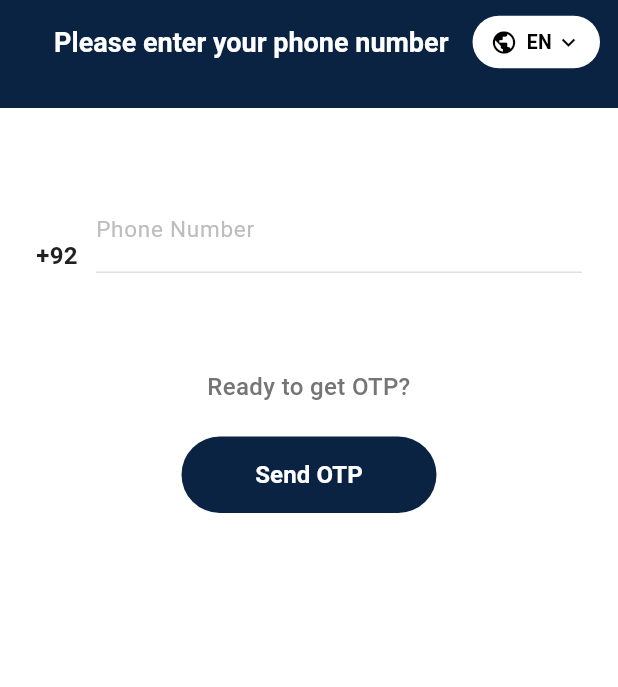
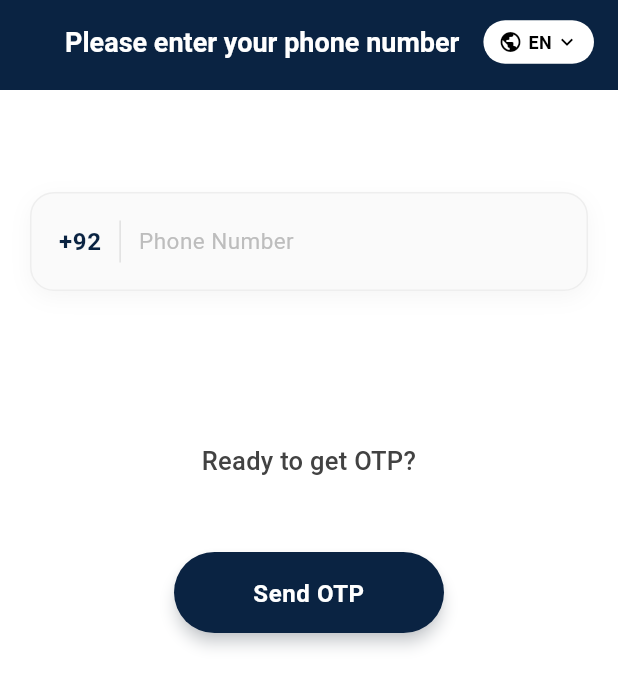
Before and after one commit to aminahnabeel/YahyaAndCo, a Flutter app: the screen it shows after launch, on a phone screen of 412 x 824 dp. Shown: the top 687 px of the screen. Run offline on Flutter 3.47's test engine with Material 3 defaults, Android fonts, the phone set to English and light mode, and no system bars; our stand-ins replace shared_preferences, sqflite; accounts and stored records are empty.

Commit message:
otp screen + theme + appbar

```diff
--- a/lib/appbar.dart
+++ b/lib/appbar.dart
@@ -7,7 +7,7 @@ class CustomAppBar extends StatelessWidget implements PreferredSizeWidget {
   const CustomAppBar({super.key});
 
   @override
-  Size get preferredSize => const Size.fromHeight(72);
+  Size get preferredSize => const Size.fromHeight(60);
 
   @override
   Widget build(BuildContext context) {
@@ -19,6 +19,7 @@ class CustomAppBar extends StatelessWidget implements PreferredSizeWidget {
           foregroundColor: AppColors.onPrimary,
           elevation: 0,
           centerTitle: true,
+          titleSpacing: 16,
           title: Text(
             LocalizationService.instance.t('enter_phone'),
             textAlign: TextAlign.center,
@@ -30,7 +31,7 @@ class CustomAppBar extends StatelessWidget implements PreferredSizeWidget {
           ),
           actions: [
             Padding(
-              padding: const EdgeInsets.only(right: 12),
+              padding: const EdgeInsets.only(right: 16),
               child: PopupMenuButton<String>(
                 initialValue: currentLanguage,
                 onSelected: (value) {
@@ -50,28 +51,28 @@ class CustomAppBar extends StatelessWidget implements PreferredSizeWidget {
                   ),
                 ],
                 child: Container(
-                  padding: const EdgeInsets.symmetric(horizontal: 12, vertical: 8),
+                  padding: const EdgeInsets.symmetric(horizontal: 10, vertical: 6),
                   decoration: BoxDecoration(
                     color: Colors.white,
-                    borderRadius: BorderRadius.circular(24),
+                    borderRadius: BorderRadius.circular(20),
                   ),
                   child: Row(
                     mainAxisSize: MainAxisSize.min,
                     children: [
-                      const Icon(Icons.public, size: 18, color: Colors.black),
-                      const SizedBox(width: 6),
+                      const Icon(Icons.public, size: 16, color: Colors.black),
+                      const SizedBox(width: 4),
                       Text(
                         currentLanguage == 'en'
                             ? LocalizationService.instance.t('english_short')
                             : LocalizationService.instance.t('roman_short'),
                         style: const TextStyle(
                           color: Colors.black,
-                          fontSize: 13,
+                          fontSize: 12,
                           fontWeight: FontWeight.w600,
                         ),
                       ),
                       const SizedBox(width: 2),
-                      const Icon(Icons.keyboard_arrow_down, size: 18, color: Colors.black),
+                      const Icon(Icons.keyboard_arrow_down, size: 16, color: Colors.black),
                     ],
                   ),
                 ),
--- a/lib/screens/otp_screen.dart
+++ b/lib/screens/otp_screen.dart
@@ -6,6 +6,7 @@ import '../appbar.dart';
 import '../main.dart';
 import '../services/localization_service.dart';
 import '../theme.dart';
+import '../widgets/custom_button.dart';
 
 class OTPScreen extends StatefulWidget {
   const OTPScreen({super.key});
@@ -64,21 +65,43 @@ class _OTPScreenState extends State<OTPScreen> {
           appBar: const CustomAppBar(),
           body: SafeArea(
             child: Padding(
-              padding: const EdgeInsets.fromLTRB(24, 36, 24, 24),
+              padding: const EdgeInsets.fromLTRB(20, 48, 20, 24),
               child: Column(
                 crossAxisAlignment: CrossAxisAlignment.stretch,
                 children: [
-                  const SizedBox(height: 26),
-                  Row(
-                    crossAxisAlignment: CrossAxisAlignment.end,
+                  const SizedBox(height: 20),
+                  // Modern Input Container
+                  Container(
+                    decoration: BoxDecoration(
+                      color: Colors.grey.shade50,
+                      borderRadius: BorderRadius.circular(16),
+                      border: Border.all(color: Colors.grey.shade200, width: 1),
+                      boxShadow: [
+                        BoxShadow(
+                          color: Colors.black.withOpacity(0.04),
+                          blurRadius: 12,
+                          offset: const Offset(0, 4),
+                        ),
+                      ],
+                    ),
+                    padding: const EdgeInsets.symmetric(horizontal: 18, vertical: 4),
+                    child: Row(
+                      crossAxisAlignment: CrossAxisAlignment.center,
                       children: [
                         Text(
                           '+92',
                           style: TextStyle(
                             fontSize: 16,
-                          fontWeight: FontWeight.w600,
-                          color: Colors.grey.shade900,
+                            fontWeight: FontWeight.w700,
+                            color: AppColors.primary,
+                            letterSpacing: 0.5,
                           ),
+                        ),
+                        const SizedBox(width: 12),
+                        Container(
+                          width: 1,
+                          height: 28,
+                          color: Colors.grey.shade300,
                         ),
                         const SizedBox(width: 12),
                         Expanded(
@@ -107,68 +130,56 @@ class _OTPScreenState extends State<OTPScreen> {
                                 fontWeight: FontWeight.w400,
                               ),
                               border: InputBorder.none,
-                            enabledBorder: UnderlineInputBorder(
-                              borderSide: BorderSide(color: Colors.grey.shade300, width: 1),
-                            ),
-                            focusedBorder: UnderlineInputBorder(
-                              borderSide: BorderSide(color: AppColors.primary, width: 1.5),
-                            ),
-                            contentPadding: const EdgeInsets.only(bottom: 10),
+                              enabledBorder: InputBorder.none,
+                              focusedBorder: InputBorder.none,
+                              contentPadding: const EdgeInsets.symmetric(horizontal: 0, vertical: 16),
                             ),
                             style: const TextStyle(
                               fontSize: 16,
-                            fontWeight: FontWeight.w500,
+                              fontWeight: FontWeight.w600,
                               color: Colors.black87,
+                              letterSpacing: 0.3,
                             ),
+                            cursorColor: AppColors.primary,
+                            cursorWidth: 2,
                           ),
                         ),
                       ],
                     ),
-                  const SizedBox(height: 64),
+                  ),
+                  const SizedBox(height: 100),
+                  // Modern Message
                   Center(
                     child: Text(
                       LocalizationService.instance.t('ready_otp'),
                       textAlign: TextAlign.center,
                       style: TextStyle(
-                        fontSize: 16,
+                        fontSize: 17,
                         fontWeight: FontWeight.w500,
-                        color: Colors.grey.shade600,
+                        color: Colors.grey.shade800,
+                        letterSpacing: 0.2,
+                        height: 1.5,
                       ),
                     ),
                   ),
-                  const SizedBox(height: 22),
+                  const SizedBox(height: 48),
+                  // Modern Button
                   Center(
-                    child: SizedBox(
-                      width: 170,
-                      child: ElevatedButton(
-                        onPressed: _loading ? null : _onSendOTP,
-                        style: ElevatedButton.styleFrom(
+                    child: CustomButton(
+                      text: LocalizationService.instance.t('send_otp'),
+                      onPressed: _onSendOTP,
+                      isLoading: _loading,
+                      width: 180,
+                      height: 54,
+                      borderRadius: 32,
+                      fontSize: 16,
+                      fontWeight: FontWeight.w700,
                       backgroundColor: AppColors.primary,
-                          foregroundColor: Colors.white,
-                          elevation: 0,
-                          padding: const EdgeInsets.symmetric(vertical: 14),
-                          shape: RoundedRectangleBorder(
-                            borderRadius: BorderRadius.circular(28),
-                          ),
-                        ),
-                        child: _loading
-                            ? SizedBox(
-                                height: 18,
-                                width: 18,
-                                child: CircularProgressIndicator(
-                                  color: AppColors.onPrimary,
-                                  strokeWidth: 2,
-                                ),
-                              )
-                            : Text(
-                                LocalizationService.instance.t('send_otp'),
-                                style: const TextStyle(
-                                  fontSize: 16,
-                                  fontWeight: FontWeight.w600,
-                                  color: Colors.white,
-                                ),
-                              ),
-                      ),
+                      textColor: Colors.white,
+                      elevation: 4,
+                      loadingColor: Colors.white,
+                      letterSpacing: 0.4,
+                      enabled: true,
                     ),
                   ),
                   const Spacer(),
--- /dev/null
+++ b/lib/widgets/custom_button.dart
@@ -0,0 +1,131 @@
+import 'package:flutter/material.dart';
+
+import '../theme.dart';
+
+class CustomButton extends StatefulWidget {
+  /// The text to display on the button
+  final String text;
+
+  /// Callback function when button is pressed
+  final VoidCallback onPressed;
+
+  /// Whether the button is in a loading state
+  final bool isLoading;
+
+  /// Optional custom width (defaults to 54)
+  final double? width;
+
+  /// Optional custom height (defaults to 54)
+  final double? height;
+
+  /// Optional custom border radius (defaults to 32)
+  final double? borderRadius;
+
+  /// Optional custom font size (defaults to 16)
+  final double? fontSize;
+
+  /// Optional custom font weight (defaults to w700)
+  final FontWeight? fontWeight;
+
+  /// Optional custom background color (defaults to primary blue)
+  final Color? backgroundColor;
+
+  /// Optional custom text color (defaults to white)
+  final Color? textColor;
+
+  /// Optional custom elevation/shadow (defaults to 4)
+  final double? elevation;
+
+  /// Optional loading indicator color
+  final Color? loadingColor;
+
+  /// Optional custom padding
+  final EdgeInsets? padding;
+
+  /// Optional letter spacing
+  final double? letterSpacing;
+
+  /// Is the button disabled
+  final bool enabled;
+
+  const CustomButton({
+    super.key,
+    required this.text,
+    required this.onPressed,
+    this.isLoading = false,
+    this.width,
+    this.height,
+    this.borderRadius,
+    this.fontSize,
+    this.fontWeight,
+    this.backgroundColor,
+    this.textColor,
+    this.elevation,
+    this.loadingColor,
+    this.padding,
+    this.letterSpacing,
+    this.enabled = true,
+  });
+
+  @override
+  State<CustomButton> createState() => _CustomButtonState();
+}
+
+class _CustomButtonState extends State<CustomButton> {
+  @override
+  Widget build(BuildContext context) {
+    return SizedBox(
+      width: widget.width ?? 54,
+      height: widget.height ?? 54,
+      child: ElevatedButton(
+        onPressed: (widget.isLoading || !widget.enabled) ? null : widget.onPressed,
+        style: ElevatedButton.styleFrom(
+          backgroundColor: widget.backgroundColor ?? AppColors.primary,
+          foregroundColor: widget.textColor ?? Colors.white,
+          elevation: widget.elevation ?? 4,
+          shadowColor: (widget.backgroundColor ?? AppColors.primary).withOpacity(0.5),
+          padding: widget.padding ?? const EdgeInsets.symmetric(vertical: 16),
+          shape: RoundedRectangleBorder(
+            borderRadius: BorderRadius.circular(widget.borderRadius ?? 32),
+          ),
+          disabledBackgroundColor: (widget.backgroundColor ?? AppColors.primary).withOpacity(0.6),
+          disabledForegroundColor: (widget.textColor ?? Colors.white).withOpacity(0.6),
+        ),
+        child: widget.isLoading
+            ? Row(
+                mainAxisAlignment: MainAxisAlignment.center,
+                children: [
+                  SizedBox(
+                    height: 18,
+                    width: 18,
+                    child: CircularProgressIndicator(
+                      color: widget.loadingColor ?? Colors.white,
+                      strokeWidth: 2.5,
+                    ),
+                  ),
+                  const SizedBox(width: 8),
+                  Text(
+                    'Loading...',
+                    style: TextStyle(
+                      fontSize: widget.fontSize ?? 16,
+                      fontWeight: widget.fontWeight ?? FontWeight.w700,
+                      color: widget.textColor ?? Colors.white,
+                      letterSpacing: widget.letterSpacing ?? 0.4,
+                    ),
+                  ),
+                ],
+              )
+            : Text(
+                widget.text,
+                textAlign: TextAlign.center,
+                style: TextStyle(
+                  fontSize: widget.fontSize ?? 16,
+                  fontWeight: widget.fontWeight ?? FontWeight.w700,
+                  color: widget.textColor ?? Colors.white,
+                  letterSpacing: widget.letterSpacing ?? 0.4,
+                ),
+              ),
+      ),
+    );
+  }
+}
```
Lines whose indentation alone changed are shown as unchanged.
